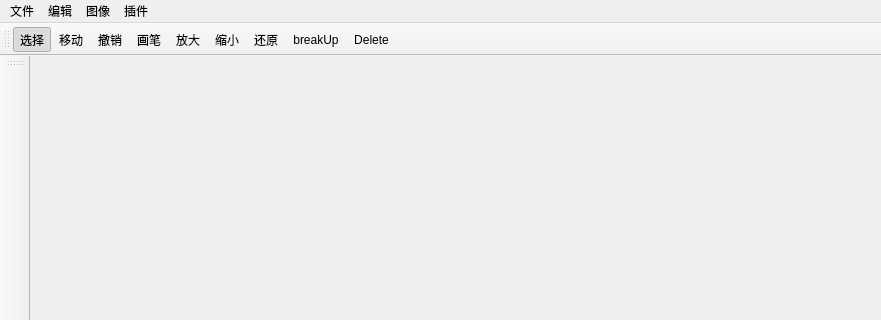
Old version of the form mainwindow.ui in the repository ITERATOR-ACM-TEAM/VIPainter; both pictures show x 0 to 881 and y 0 to 320 of the 881 by 555 pixel window.
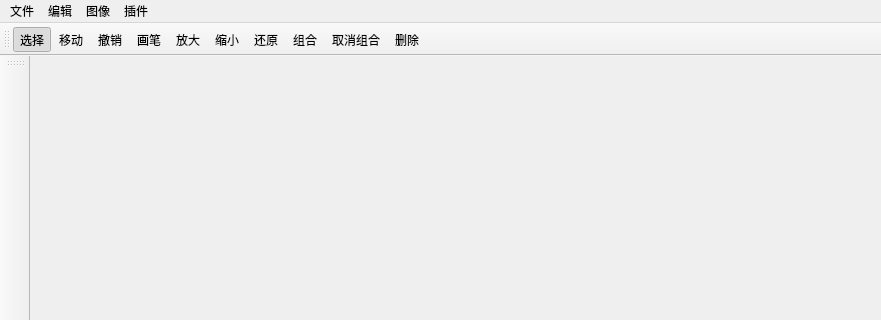
New version of the form. Icons and pictures are not drawn.

```diff
--- a/mainwindow.ui
+++ b/mainwindow.ui
@@ -80,6 +80,7 @@
    <addaction name="actionZoomIn"/>
    <addaction name="actionZoomOut"/>
    <addaction name="actionResume"/>
+   <addaction name="actionGroup"/>
    <addaction name="actionBreakUp"/>
    <addaction name="actionDelete"/>
   </widget>
@@ -319,7 +320,7 @@
   </action>
   <action name="actionBreakUp">
    <property name="text">
-    <string>breakUp</string>
+    <string>取消组合</string>
    </property>
    <property name="toolTip">
     <string>取消组合</string>
@@ -348,7 +349,7 @@
   </action>
   <action name="actionDelete">
    <property name="text">
-    <string>Delete</string>
+    <string>删除</string>
    </property>
    <property name="toolTip">
     <string>Delete</string>
@@ -381,6 +382,17 @@
     <string>Ctrl+X</string>
    </property>
   </action>
+  <action name="actionGroup">
+   <property name="text">
+    <string>组合</string>
+   </property>
+   <property name="toolTip">
+    <string>组合</string>
+   </property>
+   <property name="shortcut">
+    <string>Ctrl+G</string>
+   </property>
+  </action>
  </widget>
  <layoutdefault spacing="6" margin="11"/>
  <resources>
```
Left out of the diff: 9 changed lines with no effect on the pictures.
